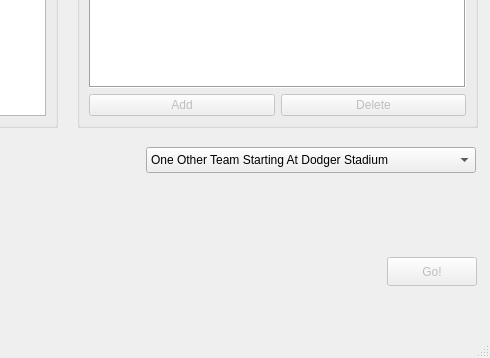
Old version of the form mainwindow.ui in the repository DonovanFoley/CS1DProject2; both pictures show x 263 to 753 and y 423 to 781 of the 753 by 781 pixel window.
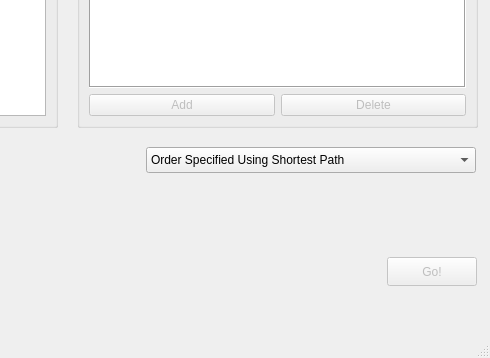
New version of the form.

Patch:
```diff
--- a/mainwindow.ui
+++ b/mainwindow.ui
@@ -456,11 +456,6 @@
       <height>26</height>
      </rect>
     </property>
-    <item>
-     <property name="text">
-      <string>One Other Team Starting At Dodger Stadium</string>
-     </property>
-    </item>
     <item>
      <property name="text">
       <string>Order Specified Using Shortest Path</string>
```
Left out of the diff: 15 changed lines with no effect on the pictures.
